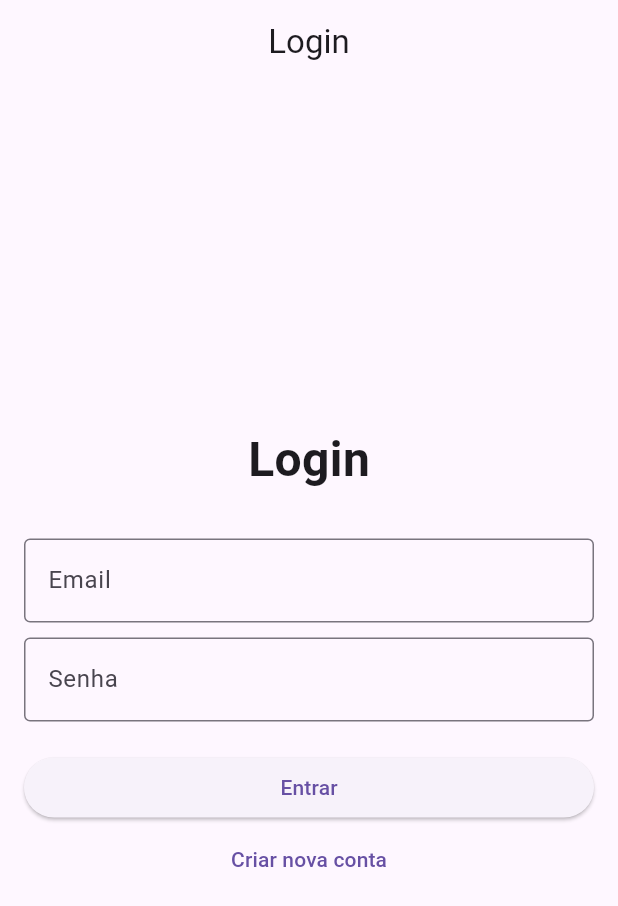
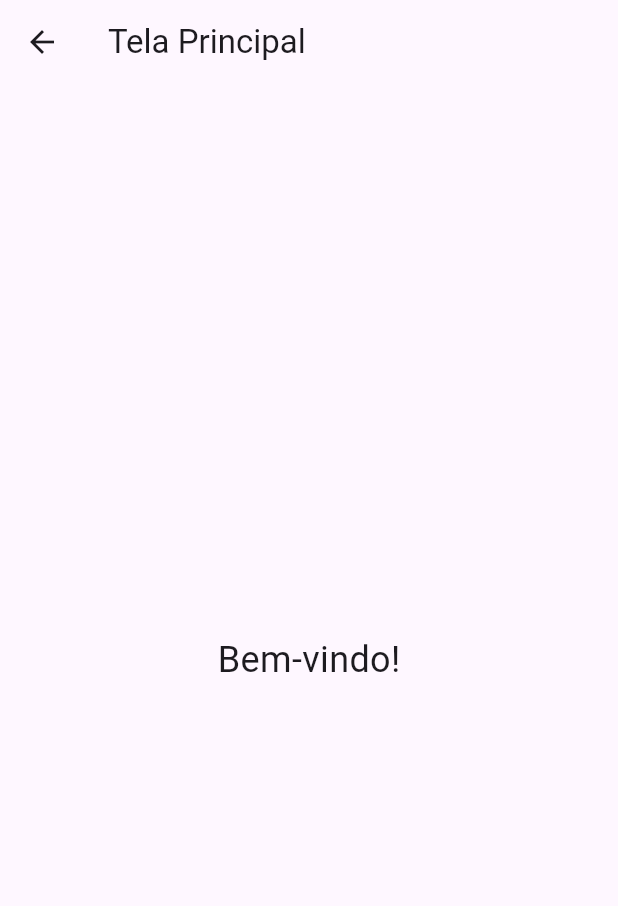
Before and after one commit to joaotavares1/GestorDeTarefas, a Flutter app: the screen it shows after launch, after a tap on "Entrar", on a phone screen of 412 x 824 dp. Shown: the top 906 px of the screen. Run offline on Flutter 3.47's test engine with Material 3 defaults, Android fonts, the light colour scheme and no system bars; our stand-ins replace shared_preferences.

Commit message:
v2.0 - Navegação e Persistência Local

```diff
--- /dev/null
+++ b/lib/telas/tela_home.dart
@@ -0,0 +1,20 @@
+import 'package:flutter/material.dart';
+
+class TelaHome extends StatelessWidget {
+  const TelaHome({super.key});
+
+  @override
+  Widget build(BuildContext context) {
+    return Scaffold(
+      appBar: AppBar(
+        title: const Text('Tela Principal'),
+      ),
+      body: const Center(
+        child: Text(
+          'Bem-vindo!',
+          style: TextStyle(fontSize: 24),
+        ),
+      ),
+    );
+  }
+}
--- a/lib/telas/tela_login.dart
+++ b/lib/telas/tela_login.dart
@@ -1,6 +1,9 @@
 import 'package:flutter/material.dart';
+// Import necessário para a persistência local
+import 'package:shared_preferences/shared_preferences.dart';
+
 import 'tela_cadastro.dart';
-
+import 'tela_home.dart';
 
 class TelaLogin extends StatefulWidget {
   const TelaLogin({super.key});
@@ -9,12 +12,26 @@ class TelaLogin extends StatefulWidget {
   State<TelaLogin> createState() => _TelaLoginState();
 }
 
-
 class _TelaLoginState extends State<TelaLogin> {
-
   final TextEditingController _emailController = TextEditingController();
   final TextEditingController _senhaController = TextEditingController();
 
+  // Bônus: Carregar o email salvo no initState
+  @override
+  void initState() {
+    super.initState();
+    _carregarEmailSalvo();
+  }
+
+  // Método assíncrono para carregar o email
+  void _carregarEmailSalvo() async {
+    final prefs = await SharedPreferences.getInstance();
+    final emailSalvo = prefs.getString('email');
+
+    if (emailSalvo != null) {
+      _emailController.text = emailSalvo;
+    }
+  }
 
   @override
   void dispose() {
@@ -23,16 +40,26 @@ class _TelaLoginState extends State<TelaLogin> {
     super.dispose();
   }
 
-
-  void _fazerLogin() {
-
+  // A função agora é assíncrona para usar o await (Atenção: Função Assíncrona)
+  void _fazerLogin() async {
     final email = _emailController.text;
     final senha = _senhaController.text;
 
     print('Email digitado: $email');
     print('Senha digitada: $senha');
 
+    // Passo 2: Salvar no Login - Salvar o email antes de navegar
+    // A sintaxe usada na imagem é o modelo:
+    final prefs = await SharedPreferences.getInstance();
+    await prefs.setString('email', _emailController.text);
 
+    // Navegação após salvar
+    Navigator.push(
+      context,
+      MaterialPageRoute(
+        builder: (context) => const TelaHome(),
+      ),
+    );
   }
 
   @override
@@ -55,7 +82,6 @@ class _TelaLoginState extends State<TelaLogin> {
 
             const SizedBox(height: 30),
 
-
             TextField(
               controller: _emailController,
               decoration: const InputDecoration(
@@ -66,7 +92,6 @@ class _TelaLoginState extends State<TelaLogin> {
             ),
 
             const SizedBox(height: 10),
-
 
             TextField(
               controller: _senhaController,
@@ -79,7 +104,6 @@ class _TelaLoginState extends State<TelaLogin> {
 
             const SizedBox(height: 20),
 
-
             SizedBox(
               width: double.infinity,
               child: ElevatedButton(
@@ -87,7 +111,6 @@ class _TelaLoginState extends State<TelaLogin> {
                 child: const Text('Entrar'),
               ),
             ),
-
 
             TextButton(
               onPressed: () {
--- a/pubspec.yaml
+++ b/pubspec.yaml
@@ -9,6 +9,7 @@ environment:
 dependencies:
   flutter:
     sdk: flutter
+  shared_preferences: ^2.0.0
 
 dev_dependencies:
   flutter_test:
```
Also changed, not shown: pubspec.lock, 1 other file.
